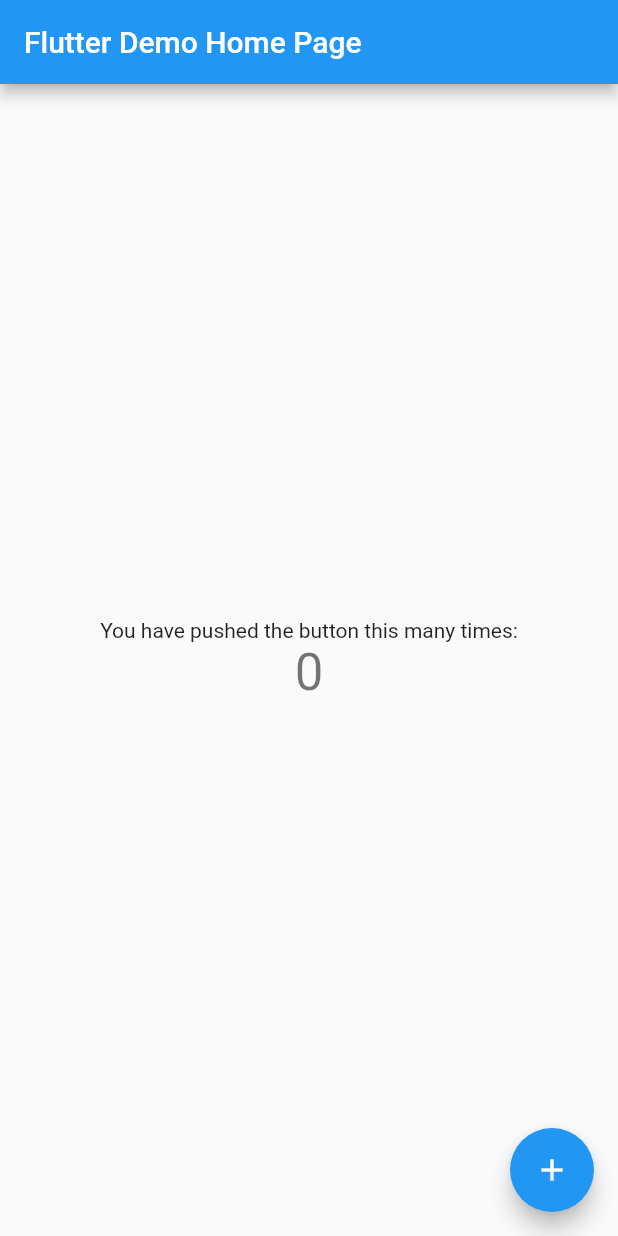
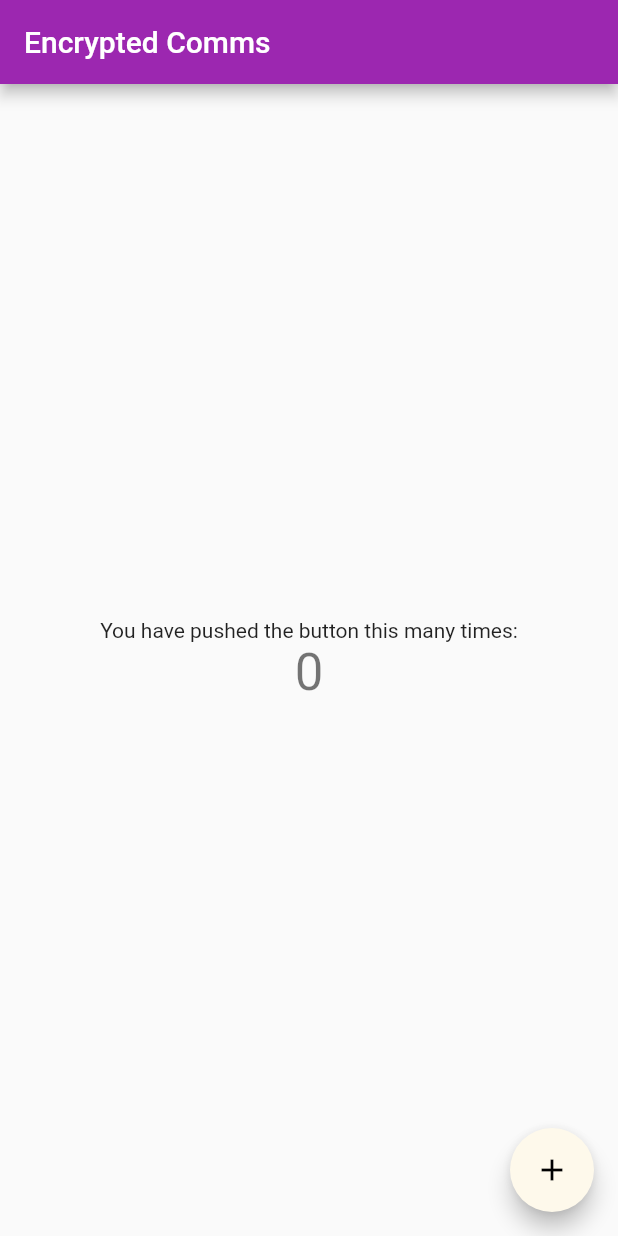
Before and after one commit to Gcobani/chat-app, a Flutter app: the screen it shows after launch, on a phone screen of 412 x 824 dp. Run offline on Flutter 3.47's test engine with Material 2 defaults, Android fonts, the phone set to English and light mode, and no system bars.

Commit message:
screen and model setup

```diff
--- a/lib/main.dart
+++ b/lib/main.dart
@@ -1,4 +1,5 @@
 import 'package:flutter/material.dart';
+import 'package:chat_app/screens/home_screen.dart';
 
 void main() => runApp(MyApp());
 
@@ -7,7 +8,8 @@ class MyApp extends StatelessWidget {
   @override
   Widget build(BuildContext context) {
     return MaterialApp(
-      title: 'Flutter Demo',
+      title: 'Encrypted Comms',
+      debugShowCheckedModeBanner: false,
       theme: ThemeData(
         // This is the theme of your application.
         //
@@ -18,94 +20,10 @@ class MyApp extends StatelessWidget {
         // or simply save your changes to "hot reload" in a Flutter IDE).
         // Notice that the counter didn't reset back to zero; the application
         // is not restarted.
-        primarySwatch: Colors.blue,
+        primaryColor: Colors.purple,
+        accentColor: Color(0xFFFEF9EB),
       ),
-      home: MyHomePage(title: 'Flutter Demo Home Page'),
+      home: HomeScreen(),
     );
   }
 }
-
-class MyHomePage extends StatefulWidget {
-  MyHomePage({Key key, this.title}) : super(key: key);
-
-  // This widget is the home page of your application. It is stateful, meaning
-  // that it has a State object (defined below) that contains fields that affect
-  // how it looks.
-
-  // This class is the configuration for the state. It holds the values (in this
-  // case the title) provided by the parent (in this case the App widget) and
-  // used by the build method of the State. Fields in a Widget subclass are
-  // always marked "final".
-
-  final String title;
-
-  @override
-  _MyHomePageState createState() => _MyHomePageState();
-}
-
-class _MyHomePageState extends State<MyHomePage> {
-  int _counter = 0;
-
-  void _incrementCounter() {
-    setState(() {
-      // This call to setState tells the Flutter framework that something has
-      // changed in this State, which causes it to rerun the build method below
-      // so that the display can reflect the updated values. If we changed
-      // _counter without calling setState(), then the build method would not be
-      // called again, and so nothing would appear to happen.
-      _counter++;
-    });
-  }
-
-  @override
-  Widget build(BuildContext context) {
-    // This method is rerun every time setState is called, for instance as done
-    // by the _incrementCounter method above.
-    //
-    // The Flutter framework has been optimized to make rerunning build methods
-    // fast, so that you can just rebuild anything that needs updating rather
-    // than having to individually change instances of widgets.
-    return Scaffold(
-      appBar: AppBar(
-        // Here we take the value from the MyHomePage object that was created by
-        // the App.build method, and use it to set our appbar title.
-        title: Text(widget.title),
-      ),
-      body: Center(
-        // Center is a layout widget. It takes a single child and positions it
-        // in the middle of the parent.
-        child: Column(
-          // Column is also a layout widget. It takes a list of children and
-          // arranges them vertically. By default, it sizes itself to fit its
-          // children horizontally, and tries to be as tall as its parent.
-          //
-          // Invoke "debug painting" (press "p" in the console, choose the
-          // "Toggle Debug Paint" action from the Flutter Inspector in Android
-          // Studio, or the "Toggle Debug Paint" command in Visual Studio Code)
-          // to see the wireframe for each widget.
-          //
-          // Column has various properties to control how it sizes itself and
-          // how it positions its children. Here we use mainAxisAlignment to
-          // center the children vertically; the main axis here is the vertical
-          // axis because Columns are vertical (the cross axis would be
-          // horizontal).
-          mainAxisAlignment: MainAxisAlignment.center,
-          children: <Widget>[
-            Text(
-              'You have pushed the button this many times:',
-            ),
-            Text(
-              '$_counter',
-              style: Theme.of(context).textTheme.display1,
-            ),
-          ],
-        ),
-      ),
-      floatingActionButton: FloatingActionButton(
-        onPressed: _incrementCounter,
-        tooltip: 'Increment',
-        child: Icon(Icons.add),
-      ), // This trailing comma makes auto-formatting nicer for build methods.
-    );
-  }
-}
--- /dev/null
+++ b/lib/screens/home_screen.dart
@@ -0,0 +1,73 @@
+import 'package:flutter/material.dart';
+
+class HomeScreen extends StatefulWidget {
+  @override
+  _HomeScreenState createState() => _HomeScreenState();
+}
+
+class _HomeScreenState extends State<HomeScreen> {
+  int _counter = 0;
+
+  void _incrementCounter() {
+    setState(() {
+      // This call to setState tells the Flutter framework that something has
+      // changed in this State, which causes it to rerun the build method below
+      // so that the display can reflect the updated values. If we changed
+      // _counter without calling setState(), then the build method would not be
+      // called again, and so nothing would appear to happen.
+      _counter++;
+    });
+  }
+
+  @override
+  Widget build(BuildContext context) {
+    // This method is rerun every time setState is called, for instance as done
+    // by the _incrementCounter method above.
+    //
+    // The Flutter framework has been optimized to make rerunning build methods
+    // fast, so that you can just rebuild anything that needs updating rather
+    // than having to individually change instances of widgets.
+    return Scaffold(
+      appBar: AppBar(
+        // Here we take the value from the HomeScreen object that was created by
+        // the App.build method, and use it to set our appbar title.
+        title: Text('Encrypted Comms'),
+      ),
+      body: Center(
+        // Center is a layout widget. It takes a single child and positions it
+        // in the middle of the parent.
+        child: Column(
+          // Column is also a layout widget. It takes a list of children and
+          // arranges them vertically. By default, it sizes itself to fit its
+          // children horizontally, and tries to be as tall as its parent.
+          //
+          // Invoke "debug painting" (press "p" in the console, choose the
+          // "Toggle Debug Paint" action from the Flutter Inspector in Android
+          // Studio, or the "Toggle Debug Paint" command in Visual Studio Code)
+          // to see the wireframe for each widget.
+          //
+          // Column has various properties to control how it sizes itself and
+          // how it positions its children. Here we use mainAxisAlignment to
+          // center the children vertically; the main axis here is the vertical
+          // axis because Columns are vertical (the cross axis would be
+          // horizontal).
+          mainAxisAlignment: MainAxisAlignment.center,
+          children: <Widget>[
+            Text(
+              'You have pushed the button this many times:',
+            ),
+            Text(
+              '$_counter',
+              style: Theme.of(context).textTheme.display1,
+            ),
+          ],
+        ),
+      ),
+      floatingActionButton: FloatingActionButton(
+        onPressed: _incrementCounter,
+        tooltip: 'Increment',
+        child: Icon(Icons.add),
+      ), // This trailing comma makes auto-formatting nicer for build methods.
+    );
+  }
+}
```
Also changed, not shown: lib/models/message_model.dart (added, +71 -0 lines), lib/models/user_model.dart (added, +11 -0 lines).
